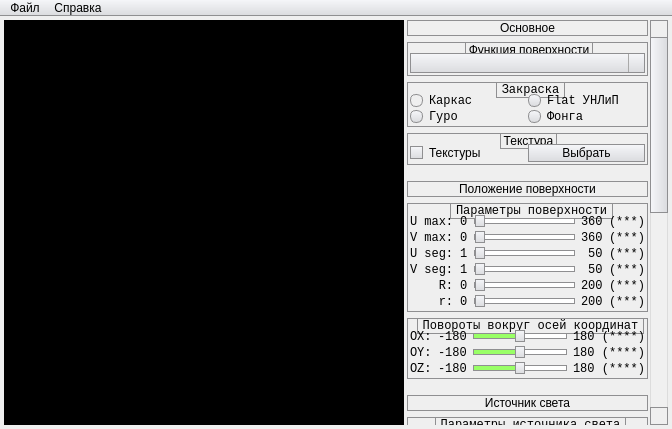
The window that mainwindow.ui (zingibertram/igs-l4) describes before a commit, drawn with Qt 5.
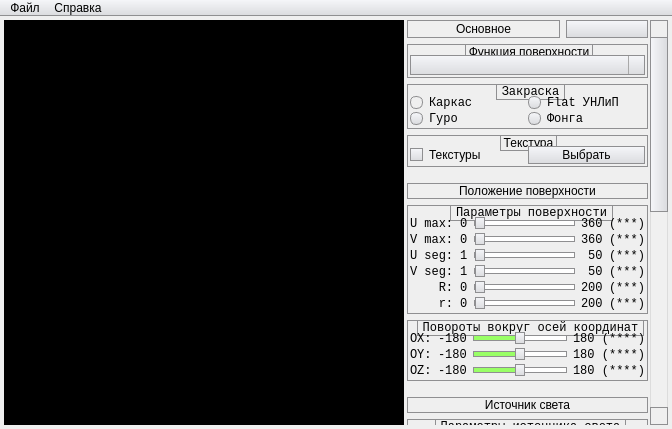
The same window after the commit. Icons and pictures are not drawn. Custom widgets are drawn as their Qt base class.

Commit message: Start adding expander

What changed in the file:
```diff
--- a/mainwindow.ui
+++ b/mainwindow.ui
@@ -474,9 +474,9 @@
        <property name="geometry">
         <rect>
          <x>0</x>
-         <y>-697</y>
+         <y>0</y>
          <width>222</width>
-         <height>1103</height>
+         <height>1108</height>
         </rect>
        </property>
        <layout class="QVBoxLayout" name="verticalLayout_5">
@@ -496,6 +496,8 @@
          <number>0</number>
         </property>
         <item>
+         <layout class="QHBoxLayout" name="horizontalLayout_2">
+          <item>
          <widget class="QLabel" name="label_SurfaceMain">
           <property name="text">
            <string>Основное</string>
@@ -506,6 +508,55 @@
          </widget>
         </item>
         <item>
+           <widget class="QPushButton" name="pushButton">
+            <property name="sizePolicy">
+             <sizepolicy hsizetype="Fixed" vsizetype="Fixed">
+              <horstretch>0</horstretch>
+              <verstretch>0</verstretch>
+             </sizepolicy>
+            </property>
+            <property name="minimumSize">
+             <size>
+              <width>18</width>
+              <height>18</height>
+             </size>
+            </property>
+            <property name="maximumSize">
+             <size>
+              <width>18</width>
+              <height>18</height>
+             </size>
+            </property>
+            <property name="icon">
+             <iconset resource="resources.qrc">
+              <normaloff>:/icons/resources/arrow-down.png</normaloff>:/icons/resources/arrow-down.png</iconset>
+            </property>
+            <property name="checkable">
+             <bool>true</bool>
+            </property>
+            <property name="checked">
+             <bool>true</bool>
+            </property>
+           </widget>
+          </item>
+         </layout>
+        </item>
+        <item>
+         <widget class="QWidget" name="widget" native="true">
+          <layout class="QVBoxLayout" name="verticalLayout_2">
+           <property name="leftMargin">
+            <number>0</number>
+           </property>
+           <property name="topMargin">
+            <number>0</number>
+           </property>
+           <property name="rightMargin">
+            <number>0</number>
+           </property>
+           <property name="bottomMargin">
+            <number>0</number>
+           </property>
+           <item>
          <widget class="QGroupBox" name="groupBox_SurfaceFunction">
           <property name="title">
            <string>Функция поверхности</string>
@@ -650,6 +701,9 @@
           </layout>
          </widget>
         </item>
+          </layout>
+         </widget>
+        </item>
         <item>
          <widget class="QLabel" name="label_SurfaceLocation">
           <property name="styleSheet">
```
Left out of the diff: 19 changed lines with no effect on the pictures. Lines whose indentation alone changed are shown as unchanged. The commit also changes 2 other files.
